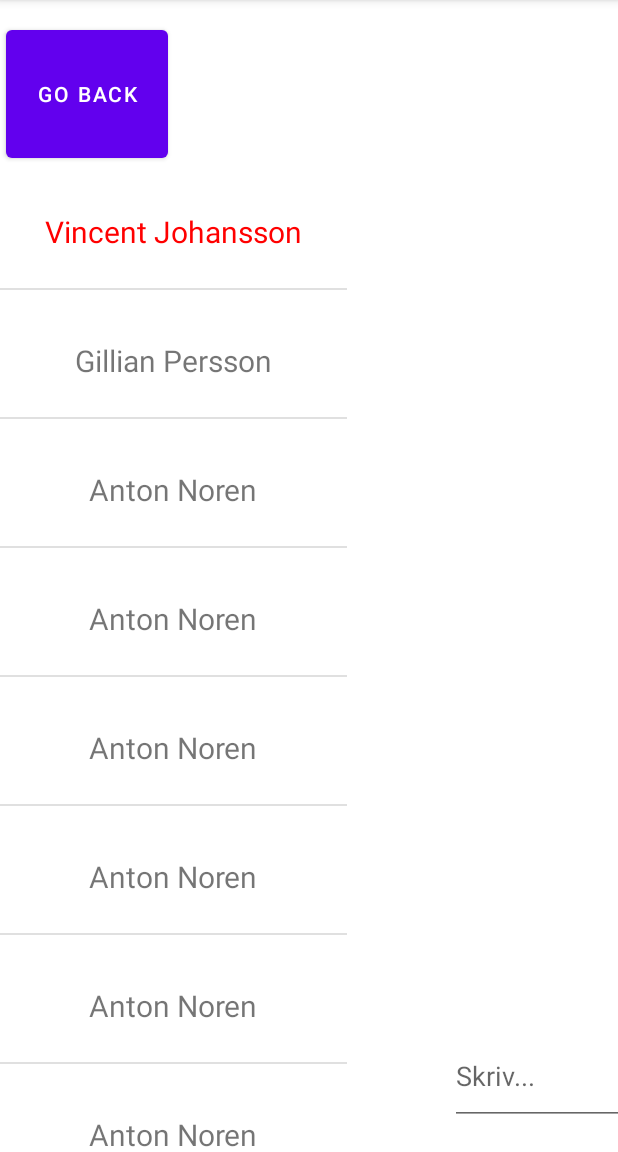
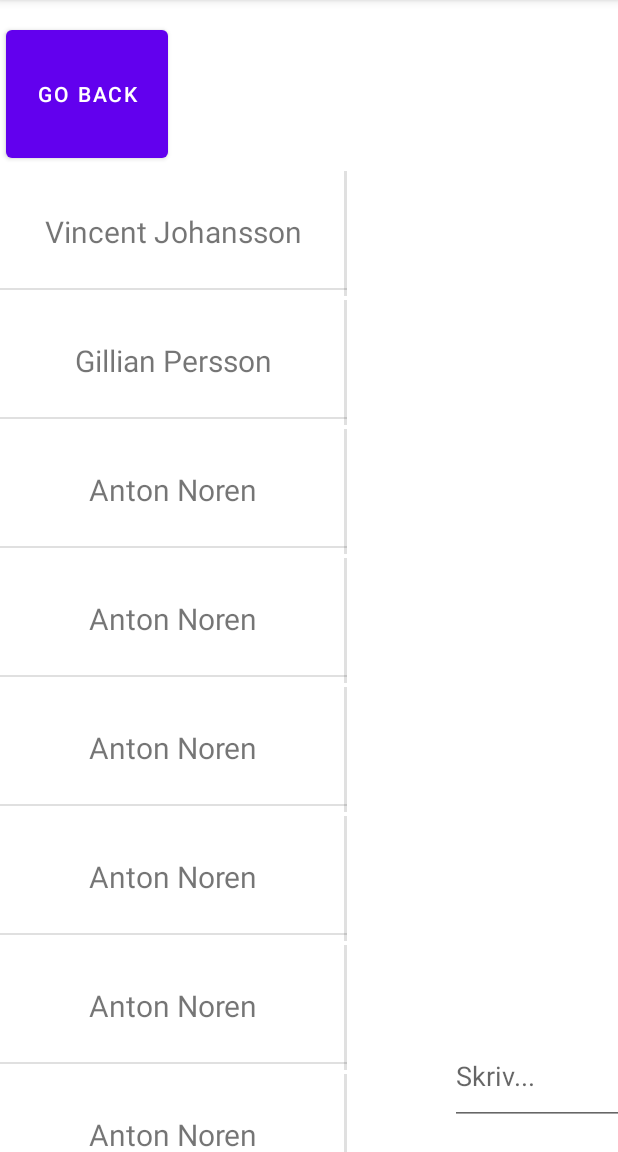
Before and after one commit to NorenAnton/Applikation, an Android app: the Chatt screen opened directly, with no data from a screen before it, after a tap on an icon or button, on a phone screen of 412 x 824 dp, the part 84-1236 px from its top. Run offline under Robolectric (Android 15) with nearby library versions, the phone set to English and light mode, and no system bars.

Commit message:
Visual change for recyclerview and some minor changes.
Visual changes:
+ Added a divider to the right of each user_item
Minor changes:
+ Added permissions for internet access to app

```diff
--- a/app/src/main/AndroidManifest.xml
+++ b/app/src/main/AndroidManifest.xml
@@ -1,6 +1,8 @@
 <?xml version="1.0" encoding="utf-8"?>
 <manifest xmlns:android="http://schemas.android.com/apk/res/android"
     xmlns:tools="http://schemas.android.com/tools">
+
+    <uses-permission android:name="android.permission.INTERNET" />
 
     <application
         android:allowBackup="true"
--- a/app/src/main/java/com/miun/applikation/Chatt.java
+++ b/app/src/main/java/com/miun/applikation/Chatt.java
@@ -35,8 +35,6 @@ public class Chatt extends AppCompatActivity {
         recyclerView.setAdapter(mAdapter);
         RecyclerView chatt = findViewById(R.id.chatt);
         chatt.setHasFixedSize(true);
-
-
 
 
         btn_goBack = findViewById(R.id.goBack);
--- a/app/src/main/java/com/miun/applikation/CustomerListAdapter.java
+++ b/app/src/main/java/com/miun/applikation/CustomerListAdapter.java
@@ -36,8 +36,7 @@ public class CustomerListAdapter extends RecyclerView.Adapter<CustomerListAdapte
         holder.tv_customerName.setText(users.get(position).getName());
         holder.layout.setOnClickListener(view -> {
             // stuff happens..........
-            holder.tv_customerName.setTextColor(Color.RED);
-            Log.d("ChatList", "click");
+            Log.d("ChatList", "User id:" + users.get(position).getPersonId());
         });
     }
 
--- a/app/src/main/java/com/miun/applikation/User.java
+++ b/app/src/main/java/com/miun/applikation/User.java
@@ -2,8 +2,8 @@ package com.miun.applikation;
 
 public class User {
 
-    String firstName, lastName;
-    int personId;
+    private String firstName, lastName;
+    private int personId;
 
     public User(String firstName, String lastName, int personId) {
         this.firstName = firstName;
--- a/app/src/main/res/layout/user_item.xml
+++ b/app/src/main/res/layout/user_item.xml
@@ -4,7 +4,8 @@
     xmlns:tools="http://schemas.android.com/tools"
     android:id="@+id/user_item"
     android:layout_width="match_parent"
-    android:layout_height="wrap_content">
+    android:layout_height="wrap_content"
+    android:visibility="visible">
 
     <TextView
         android:id="@+id/tv_customerName"
@@ -12,12 +13,12 @@
         android:layout_height="75dp"
         android:layout_margin="0sp"
         android:gravity="center"
-        android:text="KundNamn"
         android:textSize="20sp"
         app:layout_constraintBottom_toBottomOf="parent"
         app:layout_constraintEnd_toEndOf="parent"
         app:layout_constraintStart_toStartOf="parent"
-        app:layout_constraintTop_toTopOf="parent" />
+        app:layout_constraintTop_toTopOf="parent"
+        tools:text="Kundnamn" />
 
     <View
         android:id="@+id/divider"
@@ -29,4 +30,15 @@
         app:layout_constraintStart_toStartOf="parent"
         app:layout_constraintTop_toBottomOf="@+id/tv_customerName" />
 
+    <View
+        android:id="@+id/divider3"
+        android:layout_width="2dp"
+        android:layout_height="83dp"
+        android:background="?android:attr/listDivider"
+        android:visibility="visible"
+        app:layout_constraintBottom_toBottomOf="parent"
+        app:layout_constraintEnd_toEndOf="parent"
+        app:layout_constraintTop_toTopOf="parent"
+        app:layout_constraintVertical_bias="1.0" />
+
 </androidx.constraintlayout.widget.ConstraintLayout>
```
